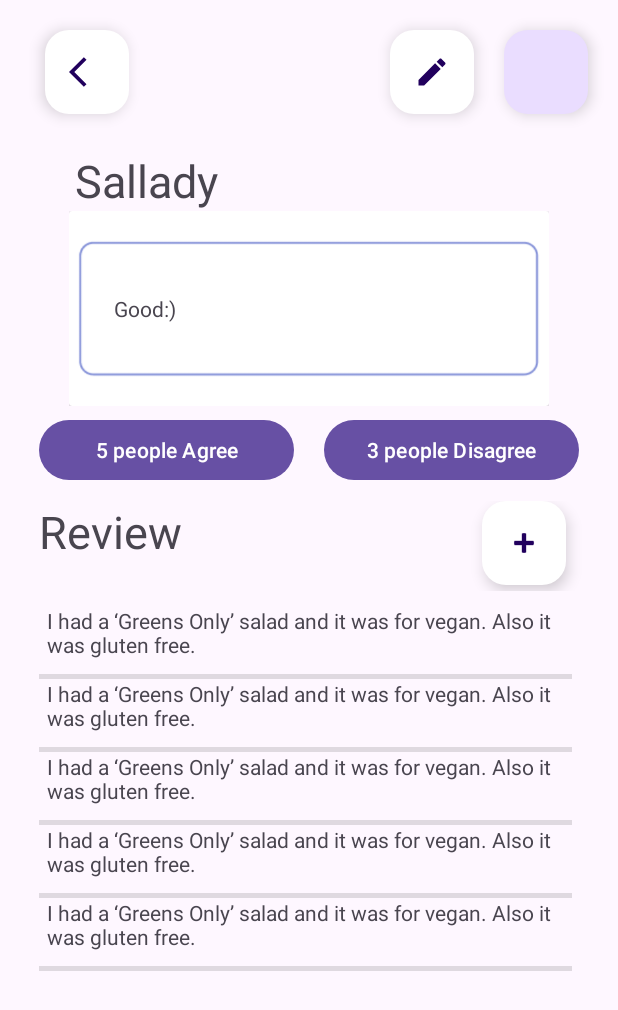
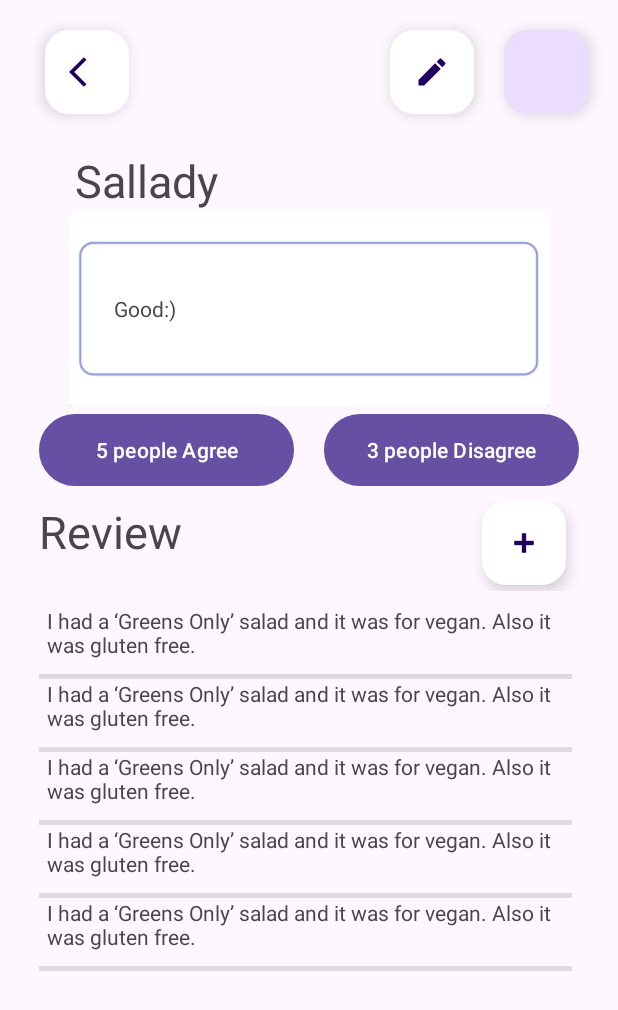
Before and after one commit to picky-panda/picky, an Android app: the layout fragment_detail.xml on its own in the app's theme, with its tools: preview values and no code run, on a phone screen of 412 x 824 dp. Shown: the top 1010 px of the screen. Run offline under Robolectric (Android 15) with nearby library versions, the phone set to English and light mode, and no system bars.

Commit message:
button selector

```diff
--- a/app/src/main/res/layout/fragment_detail.xml
+++ b/app/src/main/res/layout/fragment_detail.xml
@@ -101,7 +101,7 @@
         android:layout_width="170dp"
         android:layout_height="wrap_content"
         android:text="5 people Agree"
-
+        android:background="@drawable/button_selector"
         />
 
     <Button
@@ -110,6 +110,7 @@
         android:layout_height="wrap_content"
         android:text="3 people Disagree"
         android:layout_marginStart="20dp"
+        android:background="@drawable/button_selector"
         />
 
     </LinearLayout>
```
